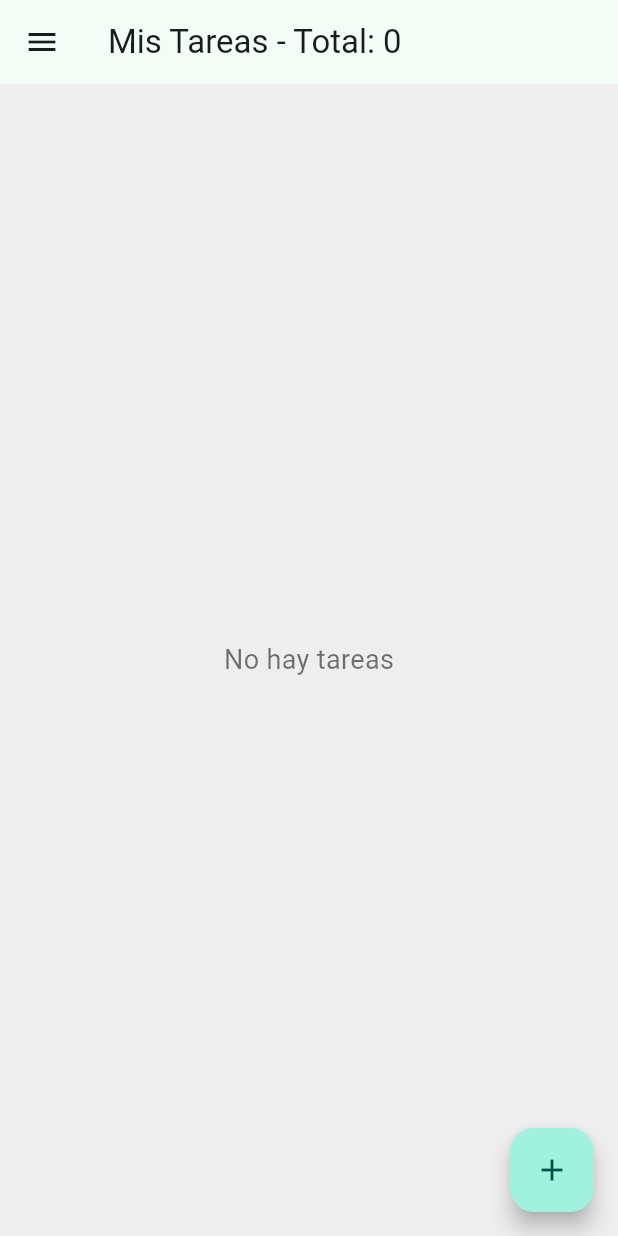
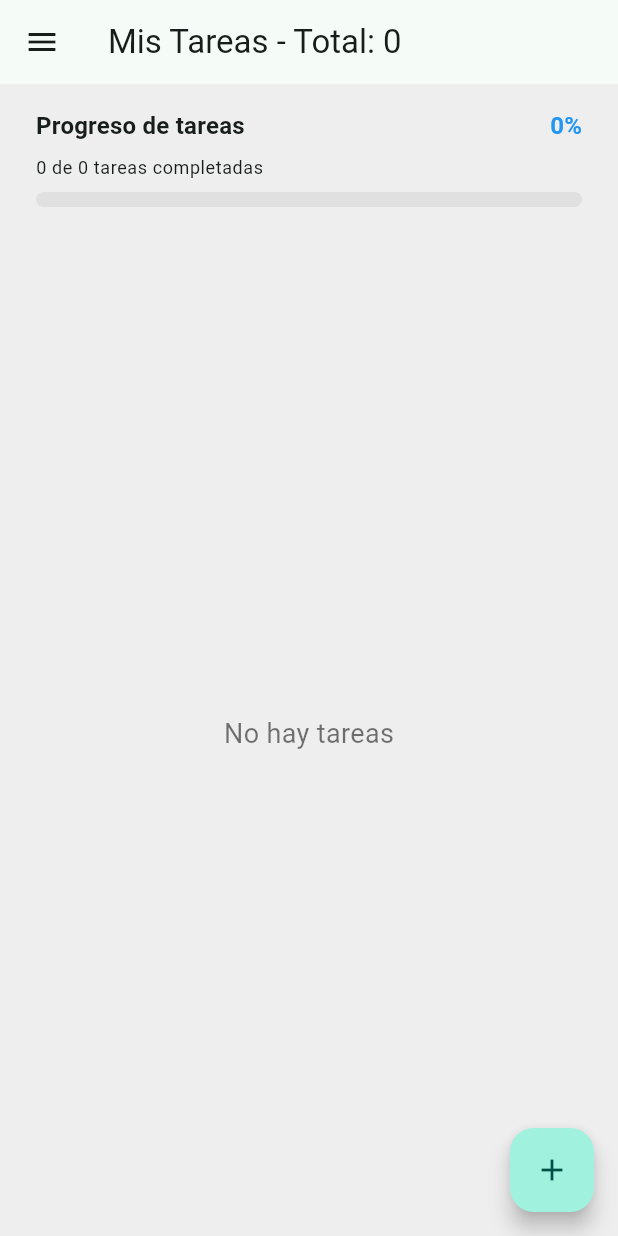
Before and after one commit to danusitacm/dcristaldo-flutter01, a Flutter app: the TareaScreenContent screen opened directly, on a phone screen of 412 x 824 dp. Run offline on Flutter 3.47's test engine with Material 3 defaults, Android fonts, the phone set to English and light mode, and no system bars; our stand-ins replace connectivity_plus, dart_mappable, dio, equatable, flutter_bloc, flutter_dotenv and 4 more; accounts and stored records are empty; generated files the repository leaves out were written again; network calls fail.

Commit message:
Modifica el view para el indicador de progreso

```diff
--- a/lib/components/add_task_modal.dart
+++ b/lib/components/add_task_modal.dart
@@ -164,6 +164,7 @@ class AddTaskModalState extends State<AddTaskModal> {
               fecha: fechaSeleccionada,
               fechaLimite: fechaLimiteSeleccionada,
               tipo: tipoSeleccionado,
+              completada: false,
             );
 
             widget.onTaskAdded(nuevaTarea); // Llama al callback para agregar la tarea
--- /dev/null
+++ b/lib/components/task_progress_indicator.dart
@@ -0,0 +1,73 @@
+import 'package:flutter/material.dart';
+import 'package:flutter_bloc/flutter_bloc.dart';
+import 'package:dcristaldo/bloc/tarea_contador/tarea_contador_bloc.dart';
+import 'package:dcristaldo/bloc/tarea_contador/tarea_contador_state.dart';
+
+class TaskProgressIndicator extends StatelessWidget {
+  const TaskProgressIndicator({super.key});
+
+  @override
+  Widget build(BuildContext context) {
+    return BlocBuilder<TareaContadorBloc, TareaContadorState>(
+      builder: (context, state) {
+        final int porcentaje = (state.progreso * 100).round();
+
+        return Container(
+          padding: const EdgeInsets.symmetric(vertical: 16.0, horizontal: 24.0),
+          child: Column(
+            crossAxisAlignment: CrossAxisAlignment.start,
+            children: [
+              Row(
+                mainAxisAlignment: MainAxisAlignment.spaceBetween,
+                children: [
+                  Text(
+                    'Progreso de tareas',
+                    style: Theme.of(context).textTheme.titleMedium?.copyWith(
+                      fontWeight: FontWeight.bold,
+                    ),
+                  ),
+                  Text(
+                    '$porcentaje%',
+                    style: Theme.of(context).textTheme.titleMedium?.copyWith(
+                      fontWeight: FontWeight.bold,
+                      color: _getColorForProgress(state.progreso),
+                    ),
+                  ),
+                ],
+              ),
+              const SizedBox(height: 8),
+              Text(
+                '${state.tareasCompletadas} de ${state.totalTareas} tareas completadas',
+                style: Theme.of(context).textTheme.bodySmall,
+              ),
+              const SizedBox(height: 8),
+              LinearProgressIndicator(
+                value: state.progreso,
+                backgroundColor: Colors.grey[300],
+                valueColor: AlwaysStoppedAnimation<Color>(
+                  _getColorForProgress(state.progreso),
+                ),
+                minHeight: 10,
+                borderRadius: BorderRadius.circular(5),
+              ),
+            ],
+          ),
+        );
+      },
+    );
+  }
+
+  /// Devuelve un color basado en el progreso:
+  /// - Verde si está completo (100%)
+  /// - Naranja si está a mitad (≥50%)
+  /// - Azul en otros casos
+  Color _getColorForProgress(double progress) {
+    if (progress >= 1.0) {
+      return Colors.green;
+    } else if (progress >= 0.5) {
+      return Colors.orange;
+    } else {
+      return Colors.blue;
+    }
+  }
+}
--- a/lib/domain/task.dart
+++ b/lib/domain/task.dart
@@ -9,8 +9,8 @@ class Task with TaskMappable{
   final String tipo;
   final String? descripcion;
   final DateTime? fecha;
-  final DateTime? fechaLimite; // Nueva fecha límite
-
+  final DateTime? fechaLimite;
+  bool completada;
   Task({
     this.id,
     required this.usuario,
@@ -19,5 +19,6 @@ class Task with TaskMappable{
     this.descripcion,
     this.fecha,
     this.fechaLimite,
+    this.completada = false, // Por defecto, la tarea no está completada
   });
 }
--- a/lib/views/tareas_screen.dart
+++ b/lib/views/tareas_screen.dart
@@ -3,20 +3,30 @@ import 'package:flutter_bloc/flutter_bloc.dart';
 import 'package:dcristaldo/bloc/tareas/tareas_bloc.dart';
 import 'package:dcristaldo/bloc/tareas/tareas_event.dart';
 import 'package:dcristaldo/bloc/tareas/tareas_state.dart';
+import 'package:dcristaldo/bloc/tarea_contador/tarea_contador_bloc.dart';
+import 'package:dcristaldo/bloc/tarea_contador/tarea_contador_event.dart';
 import 'package:dcristaldo/components/side_menu.dart';
 import 'package:dcristaldo/constants/constantes.dart';
 import 'package:dcristaldo/views/task_details_screen.dart';
 import 'package:dcristaldo/domain/task.dart';
 import 'package:dcristaldo/helpers/task_card_helper.dart';
 import 'package:dcristaldo/components/add_task_modal.dart'; // Importa el modal reutilizable
+import 'package:dcristaldo/components/task_progress_indicator.dart';
 
 class TareaScreen extends StatelessWidget {
   const TareaScreen({super.key});
 
   @override
   Widget build(BuildContext context) {
-    return BlocProvider(
+    return MultiBlocProvider(
+      providers: [
+        BlocProvider(
           create: (context) => TareasBloc()..add(const TareasLoadEvent()),
+        ),
+        BlocProvider(
+          create: (context) => TareaContadorBloc(),
+        ),
+      ],
       child: const TareaScreenContent(),
     );
   }
@@ -30,6 +40,24 @@ class TareaScreenContent extends StatefulWidget {
 }
 
 class _TareaScreenContentState extends State<TareaScreenContent> {
+  @override
+  void initState() {
+    super.initState();
+    // Actualizar el contador cuando se carguen las tareas iniciales
+    WidgetsBinding.instance.addPostFrameCallback((_) {
+      _actualizarContador();
+    });
+  }
+
+  void _actualizarContador() {
+    final tareasState = context.read<TareasBloc>().state;
+    final contadorBloc = context.read<TareaContadorBloc>();
+
+    if (tareasState.tareas.isNotEmpty) {
+      contadorBloc.add(TareaContadorCargarEvent(tareasState.tareas));
+    }
+  }
+
   void _mostrarModalAgregarTarea(BuildContext context) {
     // Obtenemos el TareasBloc actual antes de mostrar el modal
     final tareasBloc = context.read<TareasBloc>();
@@ -41,6 +69,8 @@ class _TareaScreenContentState extends State<TareaScreenContent> {
         child: AddTaskModal(
           onTaskAdded: (Task nuevaTarea) {
             tareasBloc.add(TareasAddEvent(tarea: nuevaTarea));
+            // Actualizar el contador después de agregar una tarea
+            Future.delayed(const Duration(milliseconds: 300), _actualizarContador);
           },
         ),
       ),
@@ -64,6 +94,9 @@ class _TareaScreenContentState extends State<TareaScreenContent> {
     ScaffoldMessenger.of(context).showSnackBar(
       const SnackBar(content: Text(TareasConstantes.tareaEliminada)),
     );
+
+    // Actualizar el contador después de eliminar una tarea
+    Future.delayed(const Duration(milliseconds: 300), _actualizarContador);
   }
 
   void _mostrarModalEditarTarea(BuildContext context, Task tarea, int index) {
@@ -78,6 +111,9 @@ class _TareaScreenContentState extends State<TareaScreenContent> {
           taskToEdit: tarea,
           onTaskAdded: (Task tareaEditada) {
             tareasBloc.add(TareasUpdateEvent(index: index, tarea: tareaEditada));
+
+            // Actualizar el contador después de editar una tarea
+            Future.delayed(const Duration(milliseconds: 300), _actualizarContador);
           },
         ),
       ),
@@ -86,7 +122,41 @@ class _TareaScreenContentState extends State<TareaScreenContent> {
 
   @override
   Widget build(BuildContext context) {
-    return BlocBuilder<TareasBloc, TareasState>(
+    return MultiBlocListener(
+      listeners: [
+        BlocListener<TareasBloc, TareasState>(
+          listenWhen: (previous, current) => current.tareaCompletada != null,
+          listener: (context, state) {
+            if (state.tareaCompletada != null && state.completada != null) {
+              final mensaje = state.completada!
+                ? '¡Tarea "${state.tareaCompletada!.titulo}" completada!'
+                : 'Tarea "${state.tareaCompletada!.titulo}" marcada como pendiente';
+
+              ScaffoldMessenger.of(context).showSnackBar(
+                SnackBar(content: Text(mensaje)),
+              );
+
+              final contadorBloc = context.read<TareaContadorBloc>();
+              contadorBloc.add(TareaContadorActualizarEvent(
+                tarea: state.tareaCompletada!,
+                completada: state.completada!,
+              ));
+            }
+          },
+        ),
+        BlocListener<TareasBloc, TareasState>(
+          listenWhen: (previous, current) =>
+            previous.tareas.length != current.tareas.length ||
+            current.status == TareasStatus.loaded,
+          listener: (context, state) {
+            if (state.tareas.isNotEmpty) {
+              final contadorBloc = context.read<TareaContadorBloc>();
+              contadorBloc.add(TareaContadorCargarEvent(state.tareas));
+            }
+          },
+        ),
+      ],
+      child: BlocBuilder<TareasBloc, TareasState>(
         builder: (context, state) {
           return Scaffold(
             appBar: AppBar(
@@ -94,7 +164,14 @@ class _TareaScreenContentState extends State<TareaScreenContent> {
             ),
             drawer: const SideMenu(),
             backgroundColor: Colors.grey[200],
-          body: _buildBody(state),
+            body: Column(
+              children: [
+                const TaskProgressIndicator(),
+                Expanded(
+                  child: _buildBody(state),
+                ),
+              ],
+            ),
             floatingActionButton: FloatingActionButton(
               onPressed: () => _mostrarModalAgregarTarea(context),
               tooltip: 'Agregar Tarea',
@@ -102,6 +179,7 @@ class _TareaScreenContentState extends State<TareaScreenContent> {
             ),
           );
         },
+      ),
     );
   }
 
```
Also changed, not shown: lib/domain/task.mapper.dart (+14 -5 lines), lib/helpers/task_card_helper.dart (+45 -11 lines), lib/components/task_progress_indicator_widget.dart (added). Lines whose indentation alone changed are shown as unchanged.
